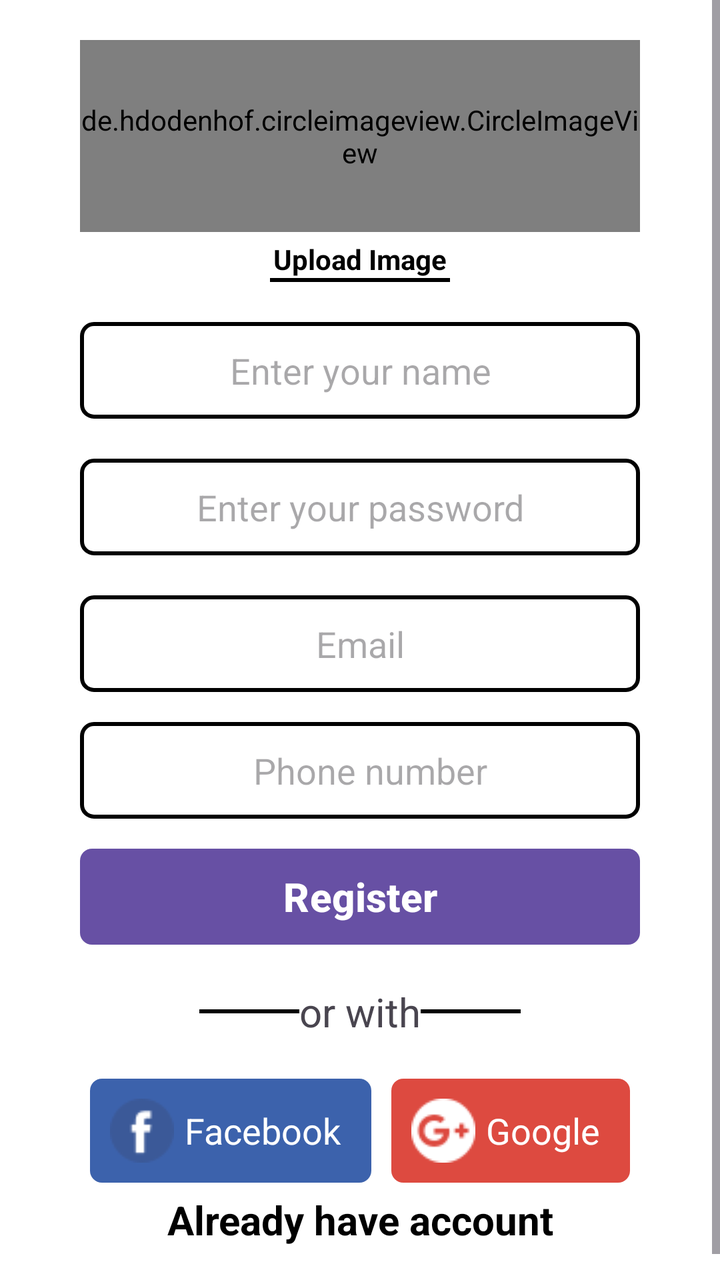
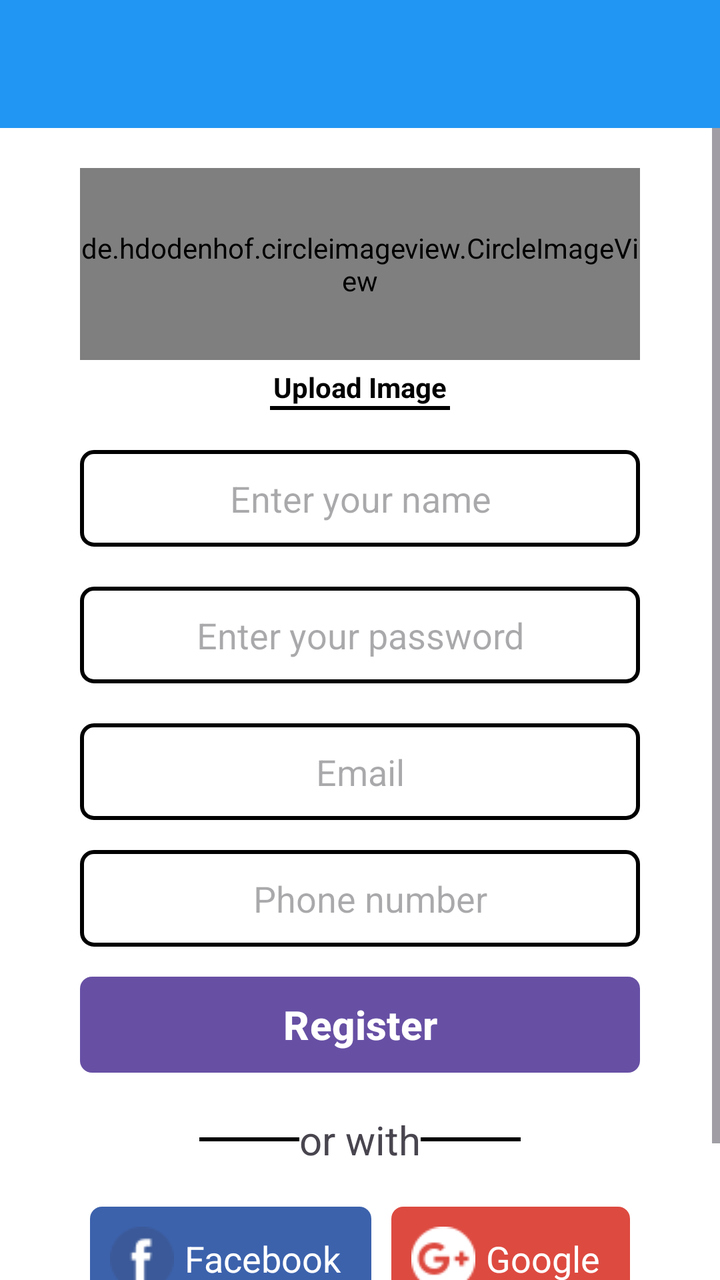

An Android layout rendered at two revisions. The XML below is the earlier revision; the diff shows what the commit changed to produce the second picture.
<!-- AndroidManifest.xml: application theme Theme.FoodieCafe -->
<!-- res/layout/activity_sign_up.xml -->
<?xml version="1.0" encoding="utf-8"?>
<LinearLayout xmlns:android="http://schemas.android.com/apk/res/android"
    xmlns:app="http://schemas.android.com/apk/res-auto"
    xmlns:tools="http://schemas.android.com/tools"
    android:id="@+id/main"
    android:layout_width="match_parent"
    android:layout_height="match_parent"
    android:background="@color/white"
    android:orientation="vertical"
    tools:context=".SignupActivity">

    <LinearLayout
        android:layout_width="match_parent"
        android:layout_height="match_parent"
        android:orientation="vertical">

        <ScrollView
            android:layout_width="match_parent"
            android:layout_height="match_parent">

            <LinearLayout
                android:layout_width="match_parent"
                android:layout_height="match_parent"
                android:layout_marginStart="40dp"
                android:layout_marginTop="20dp"
                android:layout_marginEnd="40dp"
                android:layout_marginBottom="15dp"
                android:orientation="vertical">

                <de.hdodenhof.circleimageview.CircleImageView xmlns:app="http://schemas.android.com/apk/res-auto"
                    android:id="@+id/profile_image"
                    android:layout_width="wrap_content"
                    android:layout_height="96dp"
                    android:src="@drawable/profile"
                    app:civ_border_color="#FF000000"
                    app:civ_border_width="2dp" />

                <TextView
                    android:id="@+id/upload"
                    android:layout_width="match_parent"
                    android:layout_height="wrap_content"
                    android:layout_marginTop="4dp"
                    android:gravity="center"
                    android:text="Upload Image"
                    android:textAllCaps="false"
                    android:textColor="@color/black"
                    android:textStyle="bold" />

                <View
                    android:id="@+id/view"
                    android:layout_width="90dp"
                    android:layout_height="2dp"
                    android:layout_gravity="center"
                    android:background="@color/black" />

                <EditText
                    android:id="@+id/editTextText"
                    android:layout_width="match_parent"
                    android:layout_height="wrap_content"
                    android:layout_marginTop="20dp"
                    android:background="@drawable/sign_backgrounds"
                    android:ems="10"
                    android:gravity="center"
                    android:hint="Enter your name"
                    android:inputType="text"
                    android:paddingTop="12dp"
                    android:paddingBottom="12dp" />

                <EditText
                    android:id="@+id/editTextNumberPassword"
                    android:layout_width="match_parent"
                    android:layout_height="wrap_content"
                    android:layout_marginTop="20dp"
                    android:background="@drawable/sign_backgrounds"
                    android:ems="10"
                    android:gravity="center"
                    android:hint="Enter your password"
                    android:inputType="numberPassword"
                    android:paddingTop="12dp"
                    android:paddingBottom="12dp" />

                <EditText
                    android:id="@+id/editTextTextEmailAddress"
                    android:layout_width="match_parent"
                    android:layout_height="wrap_content"
                    android:layout_marginTop="20dp"
                    android:background="@drawable/sign_backgrounds"
                    android:ems="10"
                    android:gravity="center"
                    android:hint="Email"
                    android:inputType="textEmailAddress"
                    android:paddingTop="12dp"
                    android:paddingBottom="12dp" />

                <EditText
                    android:id="@+id/editTextPhone"
                    android:layout_width="match_parent"
                    android:layout_height="wrap_content"
                    android:layout_marginTop="15dp"
                    android:background="@drawable/sign_backgrounds"
                    android:ems="10"
                    android:gravity="center"
                    android:hint="Phone number"
                    android:inputType="phone"
                    android:paddingStart="10dp"
                    android:paddingTop="12dp"
                    android:paddingBottom="12dp" />

                <Button
                    android:id="@+id/bt1"
                    android:layout_width="match_parent"
                    android:layout_height="wrap_content"
                    android:layout_marginTop="15dp"
                    android:background="@drawable/btngradient"
                    android:text="Register"
                    android:textColor="@color/white"
                    android:textSize="20sp"
                    android:textStyle="bold" />

                <LinearLayout
                    android:layout_width="match_parent"
                    android:layout_height="wrap_content"
                    android:layout_marginTop="20dp"
                    android:gravity="center"
                    android:orientation="horizontal">

                    <View
                        android:id="@+id/view3"
                        android:layout_width="50dp"
                        android:layout_height="2dp"
                        android:layout_gravity="center"
                        android:background="@color/black" />

                    <TextView
                        android:id="@+id/with"
                        android:layout_width="wrap_content"
                        android:layout_height="wrap_content"
                        android:gravity="center_horizontal|top"
                        android:text="or with"
                        android:textSize="20sp" />

                    <View
                        android:id="@+id/view4"
                        android:layout_width="50dp"
                        android:layout_height="2dp"
                        android:layout_gravity="center"
                        android:background="@color/black" />
                </LinearLayout>

                <LinearLayout
                    android:layout_width="match_parent"
                    android:layout_height="wrap_content"
                    android:layout_marginTop="15dp"
                    android:orientation="horizontal">

                    <TextView
                        android:id="@+id/facebook"
                        android:layout_width="wrap_content"
                        android:layout_height="wrap_content"
                        android:layout_margin="5dp"
                        android:layout_weight="1"
                        android:background="@drawable/facebook"
                        android:drawableLeft="@drawable/facebooklogo"
                        android:gravity="center"
                        android:padding="10dp"
                        android:text="Facebook"
                        android:textColor="@color/white"
                        android:textSize="18sp" />

                    <TextView
                        android:id="@+id/google"
                        android:layout_width="wrap_content"
                        android:layout_height="wrap_content"
                        android:layout_margin="5dp"
                        android:layout_weight="1"
                        android:background="@drawable/google"
                        android:drawableLeft="@drawable/googlelogo"
                        android:drawableTint="@color/white"
                        android:gravity="center"
                        android:padding="10dp"
                        android:text="Google"
                        android:textColor="@color/white"
                        android:textSize="18sp" />

                </LinearLayout>

                <TextView
                    android:id="@+id/already"
                    android:layout_width="match_parent"
                    android:layout_height="wrap_content"
                    android:layout_marginBottom="30dp"
                    android:layout_weight="1"
                    android:gravity="center"
                    android:text="Already have account"
                    android:textColor="@color/black"
                    android:textSize="20sp"
                    android:textStyle="bold" />

            </LinearLayout>
        </ScrollView>
    </LinearLayout>
</LinearLayout>
<!-- resources referenced by this layout -->
<resources>
  <color name="black">#FF000000</color>
  <color name="white">#FFFFFFFF</color>
  <!-- drawable btngradient (drawable) -->
  <?xml version="1.0" encoding="utf-8"?>
  <shape xmlns:android="http://schemas.android.com/apk/res/android">
  
      <gradient
  
          android:startColor="@color/startcolorgradient"
          android:endColor="@color/endcolorgradient"
          android:angle="45"
      />
      <corners
          android:radius="6dp"
  
          />
  </shape>
  <!-- drawable facebook (drawable) -->
  <?xml version="1.0" encoding="utf-8"?>
  <shape xmlns:android="http://schemas.android.com/apk/res/android">
  
      <solid
          android:color="@color/fbcolor"
          />
  
      <corners
          android:radius="6dp"
          />
  
  </shape>
  <!-- drawable facebooklogo: png bitmap (drawable, 580 bytes) -->
  <!-- drawable google (drawable) -->
  <?xml version="1.0" encoding="utf-8"?>
  <shape xmlns:android="http://schemas.android.com/apk/res/android">
  
      <solid
          android:color="@color/google"
          />
      <corners
          android:radius="6dp"
          />
  </shape>
  <!-- drawable googlelogo: png bitmap (drawable, 1320 bytes) -->
  <!-- drawable profile: png bitmap (drawable, 32174 bytes) -->
  <!-- drawable sign_backgrounds (drawable) -->
  <?xml version="1.0" encoding="utf-8"?>
  <shape xmlns:android="http://schemas.android.com/apk/res/android">
  
      <stroke
          android:color="@color/black"
          android:width="2dp"
          />
      <corners
          android:radius="6dp"
          />
  </shape>
  <style name="Theme.FoodieCafe" parent="Base.Theme.FoodieCafe" />
  <color name="startcolorgradient">#443C20</color>&gt;
  <color name="endcolorgradient"> #e8a564</color>&gt;
  <color name="fbcolor">#3c62ac</color>
  <color name="google">#DD4A40</color>
  <style name="Base.Theme.FoodieCafe" parent="Theme.Material3.DayNight.NoActionBar">
          
          
      </style>
</resources>

<!-- the commit's change to res/layout/activity_sign_up.xml (unified diff, before → after) -->
@@ -9,194 +9,213 @@
     android:orientation="vertical"
     tools:context=".SignupActivity">
 
-    <LinearLayout
+    <include
+        layout="@layout/toolbar"
+        android:id="@+id/toolbar"
         android:layout_width="match_parent"
-        android:layout_height="match_parent"
-        android:orientation="vertical">
-
-        <ScrollView
+        android:layout_height="wrap_content"/>
+
+    <ScrollView
+        android:layout_width="match_parent"
+        android:layout_height="0dp"
+        android:layout_weight="1">
+
+        <LinearLayout
             android:layout_width="match_parent"
-            android:layout_height="match_parent">
+            android:layout_height="wrap_content"
+            android:layout_marginStart="40dp"
+            android:layout_marginTop="20dp"
+            android:layout_marginEnd="40dp"
+            android:layout_marginBottom="15dp"
+            android:orientation="vertical">
+
+            <de.hdodenhof.circleimageview.CircleImageView
+                xmlns:app="http://schemas.android.com/apk/res-auto"
+                android:id="@+id/profile_image"
+                android:layout_width="wrap_content"
+                android:layout_height="96dp"
+                android:src="@drawable/profile"
+                app:civ_border_color="#FF000000"
+                app:civ_border_width="2dp" />
+
+            <TextView
+                android:id="@+id/upload"
+                android:layout_width="match_parent"
+                android:layout_height="wrap_content"
+                android:layout_marginTop="4dp"
+                android:gravity="center"
+                android:text="Upload Image"
+                android:textAllCaps="false"
+                android:textColor="@color/black"
+                android:textStyle="bold" />
+
+            <View
+                android:id="@+id/view"
+                android:layout_width="90dp"
+                android:layout_height="2dp"
+                android:layout_gravity="center"
+                android:background="@color/black" />
+
+            <EditText
+                android:id="@+id/editTextText"
+                android:layout_width="match_parent"
+                android:layout_height="wrap_content"
+                android:layout_marginTop="20dp"
+                android:background="@drawable/sign_backgrounds"
+                android:ems="10"
+                android:gravity="center"
+                android:hint="Enter your name"
+                android:inputType="text"
+                android:paddingTop="12dp"
+                android:paddingBottom="12dp"
+                android:textColor="@color/black" />
+
+            <EditText
+                android:id="@+id/editTextNumberPassword"
+                android:layout_width="match_parent"
+                android:layout_height="wrap_content"
+                android:layout_marginTop="20dp"
+                android:background="@drawable/sign_backgrounds"
+                android:ems="10"
+                android:gravity="center"
+                android:hint="Enter your password"
+                android:inputType="numberPassword"
+                android:paddingTop="12dp"
+                android:paddingBottom="12dp"
+                android:textColor="@color/black" />
+
+            <EditText
+                android:id="@+id/editTextTextEmailAddress"
+                android:layout_width="match_parent"
+                android:layout_height="wrap_content"
+                android:layout_marginTop="20dp"
+                android:background="@drawable/sign_backgrounds"
+                android:ems="10"
+                android:gravity="center"
+                android:hint="Email"
+                android:inputType="textEmailAddress"
+                android:paddingTop="12dp"
+                android:paddingBottom="12dp"
+                android:textColor="@color/black" />
+
+            <EditText
+                android:id="@+id/editTextPhone"
+                android:layout_width="match_parent"
+                android:layout_height="wrap_content"
+                android:layout_marginTop="15dp"
+                android:background="@drawable/sign_backgrounds"
+                android:ems="10"
+                android:gravity="center"
+                android:hint="Phone number"
+                android:inputType="phone"
+                android:paddingStart="10dp"
+                android:paddingTop="12dp"
+                android:paddingBottom="12dp"
+                android:textColor="@color/black" />
+
+            <Button
+                android:id="@+id/bt1"
+                android:layout_width="match_parent"
+                android:layout_height="wrap_content"
+                android:layout_marginTop="15dp"
+                android:background="@drawable/btngradient"
+                android:text="Register"
+                android:textColor="@color/white"
+                android:textSize="20sp"
+                android:textStyle="bold" />
 
             <LinearLayout
                 android:layout_width="match_parent"
-                android:layout_height="match_parent"
-                android:layout_marginStart="40dp"
-                android:layout_marginTop="20dp"
-                android:layout_marginEnd="40dp"
-                android:layout_marginBottom="15dp"
-                android:orientation="vertical">
-
-                <de.hdodenhof.circleimageview.CircleImageView xmlns:app="http://schemas.android.com/apk/res-auto"
-                    android:id="@+id/profile_image"
-                    android:layout_width="wrap_content"
-                    android:layout_height="96dp"
-                    android:src="@drawable/profile"
-                    app:civ_border_color="#FF000000"
-                    app:civ_border_width="2dp" />
-
-                <TextView
-                    android:id="@+id/upload"
-                    android:layout_width="match_parent"
-                    android:layout_height="wrap_content"
-                    android:layout_marginTop="4dp"
-                    android:gravity="center"
-                    android:text="Upload Image"
-                    android:textAllCaps="false"
-                    android:textColor="@color/black"
-                    android:textStyle="bold" />
+                android:layout_height="wrap_content"
+                android:layout_marginTop="20dp"
+                android:gravity="center"
+                android:orientation="horizontal">
 
                 <View
-                    android:id="@+id/view"
-                    android:layout_width="90dp"
+                    android:id="@+id/view3"
+                    android:layout_width="50dp"
                     android:layout_height="2dp"
                     android:layout_gravity="center"
                     android:background="@color/black" />
 
-                <EditText
-                    android:id="@+id/editTextText"
-                    android:layout_width="match_parent"
+                <TextView
+                    android:id="@+id/with"
+                    android:layout_width="wrap_content"
                     android:layout_height="wrap_content"
-                    android:layout_marginTop="20dp"
-                    android:background="@drawable/sign_backgrounds"
-                    android:ems="10"
+                    android:gravity="center_horizontal|top"
+                    android:text="or with"
+                    android:textSize="20sp" />
+
+                <View
+                    android:id="@+id/view4"
+                    android:layout_width="50dp"
+                    android:layout_height="2dp"
+                    android:layout_gravity="center"
+                    android:background="@color/black" />
+            </LinearLayout>
+
+            <LinearLayout
+                android:layout_width="match_parent"
+                android:layout_height="wrap_content"
+                android:layout_marginTop="15dp"
+                android:orientation="horizontal">
+
+                <TextView
+                    android:id="@+id/facebook"
+                    android:layout_width="wrap_content"
+                    android:layout_height="wrap_content"
+                    android:layout_margin="5dp"
+                    android:layout_weight="1"
+                    android:background="@drawable/facebook"
+                    android:drawableLeft="@drawable/facebooklogo"
                     android:gravity="center"
-                    android:hint="Enter your name"
-                    android:inputType="text"
-                    android:paddingTop="12dp"
-                    android:paddingBottom="12dp" />
-
-                <EditText
-                    android:id="@+id/editTextNumberPassword"
-                    android:layout_width="match_parent"
+                    android:padding="10dp"
+                    android:text="Facebook"
+                    android:textColor="@color/white"
+                    android:textSize="18sp" />
+
+                <TextView
+                    android:id="@+id/google"
+                    android:layout_width="wrap_content"
                     android:layout_height="wrap_content"
-                    android:layout_marginTop="20dp"
-                    android:background="@drawable/sign_backgrounds"
-                    android:ems="10"
+                    android:layout_margin="5dp"
+                    android:layout_weight="1"
+                    android:background="@drawable/google"
+                    android:drawableLeft="@drawable/googlelogo"
+                    android:drawableTint="@color/white"
                     android:gravity="center"
-                    android:hint="Enter your password"
-                    android:inputType="numberPassword"
-                    android:paddingTop="12dp"
-                    android:paddingBottom="12dp" />
-
-                <EditText
-                    android:id="@+id/editTextTextEmailAddress"
-                    android:layout_width="match_parent"
-                    android:layout_height="wrap_content"
-                    android:layout_marginTop="20dp"
-                    android:background="@drawable/sign_backgrounds"
-                    android:ems="10"
-                    android:gravity="center"
-                    android:hint="Email"
-                    android:inputType="textEmailAddress"
-                    android:paddingTop="12dp"
-                    android:paddingBottom="12dp" />
-
-                <EditText
-                    android:id="@+id/editTextPhone"
-                    android:layout_width="match_parent"
-                    android:layout_height="wrap_content"
-                    android:layout_marginTop="15dp"
-                    android:background="@drawable/sign_backgrounds"
-                    android:ems="10"
-                    android:gravity="center"
-                    android:hint="Phone number"
-                    android:inputType="phone"
-                    android:paddingStart="10dp"
-                    android:paddingTop="12dp"
-                    android:paddingBottom="12dp" />
-
-                <Button
-                    android:id="@+id/bt1"
-                    android:layout_width="match_parent"
-                    android:layout_height="wrap_content"
-                    android:layout_marginTop="15dp"
-                    android:background="@drawable/btngradient"
-                    android:text="Register"
+                    android:padding="10dp"
+                    android:text="Google"
                     android:textColor="@color/white"
-                    android:textSize="20sp"
-                    android:textStyle="bold" />
-
-                <LinearLayout
-                    android:layout_width="match_parent"
-                    android:layout_height="wrap_content"
-                    android:layout_marginTop="20dp"
-                    android:gravity="center"
-                    android:orientation="horizontal">
-
-                    <View
-                        android:id="@+id/view3"
-                        android:layout_width="50dp"
-                        android:layout_height="2dp"
-                        android:layout_gravity="center"
-                        android:background="@color/black" />
-
-                    <TextView
-                        android:id="@+id/with"
-                        android:layout_width="wrap_content"
-                        android:layout_height="wrap_content"
-                        android:gravity="center_horizontal|top"
-                        android:text="or with"
-                        android:textSize="20sp" />
-
-                    <View
-                        android:id="@+id/view4"
-                        android:layout_width="50dp"
-                        android:layout_height="2dp"
-                        android:layout_gravity="center"
-                        android:background="@color/black" />
-                </LinearLayout>
-
-                <LinearLayout
-                    android:layout_width="match_parent"
-                    android:layout_height="wrap_content"
-                    android:layout_marginTop="15dp"
-                    android:orientation="horizontal">
-
-                    <TextView
-                        android:id="@+id/facebook"
-                        android:layout_width="wrap_content"
-                        android:layout_height="wrap_content"
-                        android:layout_margin="5dp"
-                        android:layout_weight="1"
-                        android:background="@drawable/facebook"
-                        android:drawableLeft="@drawable/facebooklogo"
-                        android:gravity="center"
-                        android:padding="10dp"
-                        android:text="Facebook"
-                        android:textColor="@color/white"
-                        android:textSize="18sp" />
-
-                    <TextView
-                        android:id="@+id/google"
-                        android:layout_width="wrap_content"
-                        android:layout_height="wrap_content"
-                        android:layout_margin="5dp"
-                        android:layout_weight="1"
-                        android:background="@drawable/google"
-                        android:drawableLeft="@drawable/googlelogo"
-                        android:drawableTint="@color/white"
-                        android:gravity="center"
-                        android:padding="10dp"
-                        android:text="Google"
-                        android:textColor="@color/white"
-                        android:textSize="18sp" />
-
-                </LinearLayout>
-
-                <TextView
-                    android:id="@+id/already"
-                    android:layout_width="match_parent"
-                    android:layout_height="wrap_content"
-                    android:layout_marginBottom="30dp"
-                    android:layout_weight="1"
-                    android:gravity="center"
-                    android:text="Already have account"
-                    android:textColor="@color/black"
-                    android:textSize="20sp"
-                    android:textStyle="bold" />
+                    android:textSize="18sp" />
 
             </LinearLayout>
-        </ScrollView>
-    </LinearLayout>
+
+            <TextView
+                android:id="@+id/already"
+                android:layout_width="match_parent"
+                android:layout_height="wrap_content"
+                android:layout_marginBottom="30dp"
+                android:layout_weight="1"
+                android:gravity="center"
+                android:text="Already have account"
+                android:textColor="@color/black"
+                android:textSize="20sp"
+                android:textStyle="bold" />
+
+        </LinearLayout>
+    </ScrollView>
 </LinearLayout>
+<!-- res/layout/toolbar.xml (included above) -->
+<?xml version="1.0" encoding="utf-8"?>
+<androidx.appcompat.widget.Toolbar xmlns:android="http://schemas.android.com/apk/res/android"
+    xmlns:app="http://schemas.android.com/apk/res-auto"
+    android:id="@+id/toolbar"
+    android:layout_width="match_parent"
+    android:layout_height="wrap_content"
+    android:layout_weight="1"
+    android:background="#2196F3"
+    android:minHeight="?attr/actionBarSize"
+    android:theme="@style/ThemeOverlay.AppCompat.Dark"
+    app:popupTheme="@style/ThemeOverlay.AppCompat.Light"
+    app:titleTextColor="@color/white" />
<!-- resource entries referenced after the edit -->
@@ -57,8 +57,8 @@
           />
   </shape>
   <style name="Theme.FoodieCafe" parent="Base.Theme.FoodieCafe" />
-  <color name="startcolorgradient">#443C20</color>&gt;
-  <color name="endcolorgradient"> #e8a564</color>&gt;
+  <color name="startcolorgradient">#443C20</color>
+  <color name="endcolorgradient"> #e8a564</color>
   <color name="fbcolor">#3c62ac</color>
   <color name="google">#DD4A40</color>
   <style name="Base.Theme.FoodieCafe" parent="Theme.Material3.DayNight.NoActionBar">
